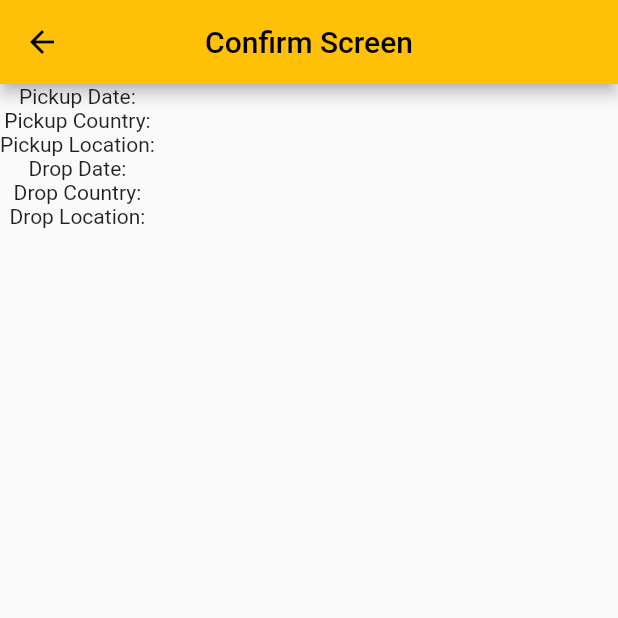
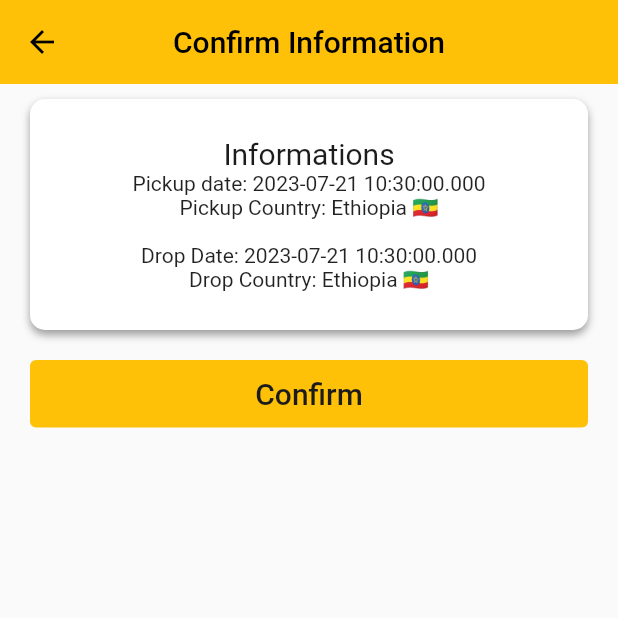
Before and after one commit to motirebuma/waliya_pickup_drop, a Flutter app: the screen it shows after launch, after a tap on "Next", on a phone screen of 412 x 824 dp, the top half of it. Run offline on Flutter 3.47's test engine with Material 2 defaults, Android fonts, the phone set to English and light mode, and no system bars; our stand-ins replace flutter_neumorphic, flutter_typeahead.

```diff
--- /dev/null
+++ b/lib/components/ConfimBox.dart
@@ -0,0 +1,67 @@
+import 'package:flutter/material.dart';
+import 'package:provider/provider.dart';
+import 'package:waliya_test/providers/data_provider.dart';
+
+class ConfirmBox {
+  Widget confirmBox(context) {
+    // pickup details
+    DateTime pickupDate = Provider.of<DataProvider>(context).data.pickDateTime;
+    String pickupCountry = Provider.of<DataProvider>(context).data.pickCountry;
+    String pickupLocation =
+        Provider.of<DataProvider>(context).data.pickupLocation;
+    // drop details
+    DateTime dropDate = Provider.of<DataProvider>(context).data.dropDateTime;
+    String dropCountry = Provider.of<DataProvider>(context).data.dropCountry;
+    String dropLocation = Provider.of<DataProvider>(context).data.dropLocation;
+
+    return Padding(
+      padding: const EdgeInsets.only(right: 20, left: 20, top: 10, bottom: 10),
+      child: Container(
+        width: double.infinity,
+        padding: const EdgeInsets.all(10),
+        decoration: BoxDecoration(
+          color: Colors.white,
+          boxShadow: const [
+            BoxShadow(
+              color: Colors.grey,
+              offset: Offset(0, 3),
+              blurRadius: 4,
+            ),
+          ],
+          borderRadius: BorderRadius.circular(10),
+        ),
+        child: Column(
+          mainAxisAlignment: MainAxisAlignment.start,
+          children: [
+            const SizedBox(
+              height: 15,
+            ),
+            const Text(
+              'Informations',
+              style: TextStyle(
+                color: Color(0xff1c1c1c),
+                fontSize: 20.0,
+              ),
+            ),
+            pickupCountry.isNotEmpty
+                ? Text('Pickup date: $pickupDate')
+                : Text(''),
+            pickupCountry.isNotEmpty
+                ? Text('Pickup Country: $pickupCountry')
+                : Text(''),
+            pickupLocation.isNotEmpty
+                ? Text('Pickup Location: $pickupLocation')
+                : Text(''),
+            dropCountry.isNotEmpty ? Text('Drop Date: $dropDate') : Text(''),
+            dropCountry.isNotEmpty
+                ? Text('Drop Country: $dropCountry')
+                : Text(''),
+            dropLocation.isNotEmpty
+                ? Text('Drop Location: $dropLocation')
+                : Text(''),
+          ],
+        ),
+      ),
+    );
+  }
+}
--- a/lib/components/Info.dart
+++ b/lib/components/Info.dart
@@ -1,6 +1,8 @@
 import 'package:flutter/material.dart';
 import 'package:waliya_test/components/LocationCard.dart';
+import 'package:waliya_test/providers/data_provider.dart';
 import 'package:waliya_test/screen/loc_search_screen.dart';
+import 'package:provider/provider.dart';
 
 class InfoPickDrop extends StatefulWidget {
   final String title;
@@ -8,13 +10,6 @@ class InfoPickDrop extends StatefulWidget {
   final String pickDropCountry;
   final String pickDropLocation;
   final String pickOrDrop;
-  final String selectedPickupLocation;
-  final String selectedDropLocation;
-  final String pickupDate;
-  final String dropDate;
-  final String pickupCountry;
-  final String dropCountry;
-
   const InfoPickDrop({
     super.key,
     required this.title,
@@ -22,12 +17,6 @@ class InfoPickDrop extends StatefulWidget {
     required this.pickDropCountry,
     required this.pickDropLocation,
     required this.pickOrDrop,
-    required this.selectedPickupLocation,
-    required this.selectedDropLocation,
-    required this.dropCountry,
-    required this.dropDate,
-    required this.pickupCountry,
-    required this.pickupDate,
   });
   @override
   State<InfoPickDrop> createState() => _InfoPickDropState();
@@ -39,10 +28,8 @@ class _InfoPickDropState extends State<InfoPickDrop> {
 
   // dropdown country
   String selectedCountry = 'Ethiopia 🇪🇹';
-
   // day picker
   DateTime _selectedDate = DateTime.now();
-
   Future<void> _selectDate(BuildContext context) async {
     final DateTime? picked = await showDatePicker(
       context: context,
@@ -51,6 +38,13 @@ class _InfoPickDropState extends State<InfoPickDrop> {
       lastDate: DateTime(2101),
     );
     if (picked != null && picked != _selectedDate) {
+      if (widget.pickOrDrop == 'pickup') {
+        Provider.of<DataProvider>(context, listen: false)
+            .setPickDateTime(picked);
+      } else {
+        Provider.of<DataProvider>(context, listen: false)
+            .setDropDateTime(picked);
+      }
       setState(() {
         _selectedDate = picked;
       });
@@ -59,37 +53,20 @@ class _InfoPickDropState extends State<InfoPickDrop> {
 
   // pickup loacation || drop location
   Widget location(country) {
-    String dropValue = '';
+    String pickdropValue = '';
 
     if (country == 'Ethiopia 🇪🇹') {
       setState(() {
-        dropValue = widget.pickDropLocation;
+        pickdropValue = widget.pickDropLocation;
       });
       return LocationBox().locationBox(
-        dropValue,
+        pickdropValue,
         () => {
           Navigator.push(
             context,
             MaterialPageRoute(
-              builder: (context) => LocationSearch(
-                pick_or_drop_location: widget.pickOrDrop,
-                selectedPickupLocation: widget.selectedPickupLocation,
-                selectedDropLocation: widget.selectedDropLocation,
-                // pick
-                pickupCountry: widget.pickOrDrop == 'pickup'
-                    ? selectedCountry
-                    : widget.pickupCountry,
-                pickupDate: widget.pickOrDrop == 'pickup'
-                    ? _selectedDate.toString()
-                    : widget.pickupDate,
-                // drop
-                dropCountry: widget.pickOrDrop == 'drop'
-                    ? selectedCountry
-                    : widget.dropCountry,
-                dropDate: widget.pickOrDrop == 'drop'
-                    ? _selectedDate.toString()
-                    : widget.dropDate,
-              ),
+              builder: (context) =>
+                  LocationSearch(pick_or_drop_location: widget.pickOrDrop),
             ),
           ),
         },
@@ -102,7 +79,7 @@ class _InfoPickDropState extends State<InfoPickDrop> {
   @override
   Widget build(BuildContext context) {
     return Padding(
-      padding: const EdgeInsets.only(right: 30, left: 30, top: 10, bottom: 10),
+      padding: const EdgeInsets.all(10),
       child: Container(
         padding: const EdgeInsets.only(top: 10, bottom: 10),
         decoration: BoxDecoration(
@@ -129,7 +106,6 @@ class _InfoPickDropState extends State<InfoPickDrop> {
                 fontSize: 20.0,
               ),
             ),
-
             Row(
               mainAxisAlignment: MainAxisAlignment.spaceEvenly,
               children: [
@@ -157,7 +133,6 @@ class _InfoPickDropState extends State<InfoPickDrop> {
                 ),
               ],
             ),
-
             Row(
               mainAxisAlignment: MainAxisAlignment.spaceEvenly,
               children: [
@@ -168,10 +143,8 @@ class _InfoPickDropState extends State<InfoPickDrop> {
                     fontSize: 16.0,
                   ),
                 ),
-                // ! this will be change to button
                 DropdownButton<String>(
                   value: selectedCountry,
-                  // isExpanded: true,
                   items: <String>[
                     'Ethiopia 🇪🇹',
                     'Ertrea 🇪🇷',
@@ -181,6 +154,13 @@ class _InfoPickDropState extends State<InfoPickDrop> {
                     'South Sudan 🇸🇸',
                     'Somalia 🇸🇴'
                   ].map<DropdownMenuItem<String>>((String value) {
+                    if (widget.pickOrDrop == 'pickup') {
+                      Provider.of<DataProvider>(context, listen: false)
+                          .setPickCountry(selectedCountry);
+                    } else {
+                      Provider.of<DataProvider>(context, listen: false)
+                          .setDropCountry(selectedCountry);
+                    }
                     return DropdownMenuItem<String>(
                       value: value,
                       child: Text(
--- a/lib/components/LocationCard.dart
+++ b/lib/components/LocationCard.dart
@@ -2,9 +2,7 @@ import 'package:flutter/material.dart';
 
 class LocationBox {
   Widget locationBox(String location, void Function() onTapLocation) {
-    return Column(
-      children: [
-        GestureDetector(
+    return GestureDetector(
       onTap: onTapLocation,
       child: Padding(
         padding:
@@ -25,19 +23,102 @@ class LocationBox {
               const SizedBox(
                 width: 10,
               ),
-                  Text(
+              Expanded(
+                child: Text(
                   location,
                   style: const TextStyle(
                     color: Color(0xff1c1c1c),
                     fontSize: 16.0,
                   ),
                 ),
+              ),
             ],
           ),
         ),
       ),
-        ),
-      ],
     );
   }
 }
+
+// class LocationBox {
+//   Widget locationBox(String location, void Function() onTapLocation) {
+//     return GestureDetector(
+//       onTap: onTapLocation,
+//       child: Padding(
+//         padding:
+//             const EdgeInsets.only(top: 10, bottom: 10, left: 20, right: 20),
+//         child: Container(
+//           padding: const EdgeInsets.all(10),
+//           decoration: BoxDecoration(
+//             border: Border.all(width: 1, color: Colors.grey),
+//             borderRadius: BorderRadius.circular(5),
+//           ),
+//           child: Row(
+//             children: [
+//               Icon(
+//                 Icons.location_on,
+//                 size: 25.0,
+//                 color: Colors.grey,
+//               ),
+//               SizedBox(
+//                 width: 10,
+//               ),
+//               Text(
+//                 location,
+//                 style: TextStyle(
+//                   color: Color(0xff1c1c1c),
+//                   fontSize: 16.0,
+//                 ),
+//               ),
+//             ],
+//           ),
+//         ),
+//       ),
+//     );
+//   }
+// }
+
+
+// import 'package:flutter/material.dart';
+
+// class LocationBox {
+//   Widget locationBox(String location, void Function() onTapLocation) {
+//     return Column(
+//       children: [
+//         GestureDetector(
+//           onTap: onTapLocation,
+//           child: Padding(
+//             padding:
+//                 const EdgeInsets.only(top: 10, bottom: 10, left: 20, right: 20),
+//             child: Container(
+//               padding: const EdgeInsets.all(10),
+//               decoration: BoxDecoration(
+//                 border: Border.all(width: 1, color: Colors.grey),
+//                 borderRadius: BorderRadius.circular(5),
+//               ),
+//               child: Row(
+//                 children: [
+//                   const Icon(
+//                     Icons.location_on,
+//                     size: 25.0,
+//                     color: Colors.grey,
+//                   ),
+//                   const SizedBox(
+//                     width: 10,
+//                   ),
+//                   Text(
+//                     location,
+//                     style: const TextStyle(
+//                       color: Color(0xff1c1c1c),
+//                       fontSize: 16.0,
+//                     ),
+//                   ),
+//                 ],
+//               ),
+//             ),
+//           ),
+//         ),
+//       ],
+//     );
+//   }
+// }
--- a/lib/components/pickup_drop_switch.dart
+++ b/lib/components/pickup_drop_switch.dart
@@ -1,24 +1,11 @@
 import 'package:flutter/material.dart';
 import 'package:flutter_neumorphic/flutter_neumorphic.dart';
 import 'package:waliya_test/components/Info.dart';
+import 'package:waliya_test/providers/data_provider.dart';
+import 'package:provider/provider.dart';
 
 class PickupDropSwitch extends StatefulWidget {
-  final String selectedPickupLocation;
-  final String selectedDropLocation;
-  final String pickupDate;
-  final String dropDate;
-  final String pickupCountry;
-  final String dropCountry;
-
-  const PickupDropSwitch({
-    super.key,
-    required this.selectedPickupLocation,
-    required this.selectedDropLocation,
-    required this.dropCountry,
-    required this.dropDate,
-    required this.pickupCountry,
-    required this.pickupDate,
-  });
+  const PickupDropSwitch({super.key});
 
   @override
   State<PickupDropSwitch> createState() => _PickupDropSwitchState();
@@ -27,56 +14,51 @@ class PickupDropSwitch extends StatefulWidget {
 class _PickupDropSwitchState extends State<PickupDropSwitch> {
   bool isPickupSelected = true;
   bool isDropSelected = true;
-  String _selectedPickupLocation = '';
-  String _selectedDropLocation = '';
 
   Widget pickupInformation(state) {
-    setState(() {
-      _selectedPickupLocation = widget.selectedPickupLocation;
-    });
     if (state) {
       return InfoPickDrop(
         title: 'Pickup Information',
         pickDropDate: 'Pickup Date',
         pickDropCountry: 'Pickup Country',
-        pickDropLocation: _selectedPickupLocation.isNotEmpty
-            ? _selectedPickupLocation
+        pickDropLocation: Provider.of<DataProvider>(context, listen: false)
+                .data
+                .pickupLocation
+                .isNotEmpty
+            ? Provider.of<DataProvider>(context, listen: false)
+                .data
+                .pickupLocation
             : 'Pickup Location',
         pickOrDrop: 'pickup',
-        selectedPickupLocation: widget.selectedPickupLocation,
-        selectedDropLocation: widget.selectedDropLocation,
-        pickupCountry: widget.pickupCountry,
-        pickupDate: widget.pickupDate,
-        dropCountry: widget.dropCountry,
-        dropDate: widget.dropDate,
       );
     } else {
+      Provider.of<DataProvider>(context, listen: false).setPickCountry('');
+      Provider.of<DataProvider>(context, listen: false).setPickupLocation('');
+
       return const Text('Pickup location is not selected');
     }
   }
 
   // drop
   Widget dropInformation(state) {
-    setState(() {
-      _selectedDropLocation = widget.selectedDropLocation;
-    });
     if (state) {
       return InfoPickDrop(
         title: 'Drop Information',
         pickDropDate: 'Drop Date',
         pickDropCountry: 'Drop Country',
-        pickDropLocation: _selectedDropLocation.isNotEmpty
-            ? _selectedDropLocation
+        pickDropLocation: Provider.of<DataProvider>(context, listen: false)
+                .data
+                .dropLocation
+                .isNotEmpty
+            ? Provider.of<DataProvider>(context, listen: false)
+                .data
+                .dropLocation
             : 'Drop Location',
         pickOrDrop: 'drop',
-        selectedPickupLocation: widget.selectedPickupLocation,
-        selectedDropLocation: widget.selectedDropLocation,
-        pickupCountry: widget.pickupCountry,
-        pickupDate: widget.pickupDate,
-        dropCountry: widget.dropCountry,
-        dropDate: widget.dropDate,
       );
     } else {
+      Provider.of<DataProvider>(context, listen: false).setDropLocation('');
+      Provider.of<DataProvider>(context, listen: false).setDropCountry('');
       return const Text('Drop location is not selected');
     }
   }
@@ -86,8 +68,7 @@ class _PickupDropSwitchState extends State<PickupDropSwitch> {
     return Column(
       children: [
         Padding(
-          padding:
-              const EdgeInsets.only(right: 30, left: 30, top: 10, bottom: 10),
+          padding: const EdgeInsets.all(10),
           child: Container(
             padding: const EdgeInsets.only(top: 10, bottom: 10),
             decoration: BoxDecoration(
@@ -112,8 +93,6 @@ class _PickupDropSwitchState extends State<PickupDropSwitch> {
                     });
                   },
                   style: NeumorphicSwitchStyle(
-                    // activeTrackColor: Colors.teal.shade300,
-                    // activeThumbColor: Colors.tealAccent,
                     activeTrackColor: Colors.amber.shade200,
                     activeThumbColor: Colors.amberAccent,
                     inactiveTrackColor: Colors.grey.shade300,
@@ -156,14 +135,10 @@ class _PickupDropSwitchState extends State<PickupDropSwitch> {
             ),
           ),
         ),
-
         // widget pickup information
         pickupInformation(isPickupSelected),
-
         // widget drop information
         dropInformation(isDropSelected),
-
-        //
       ],
     );
   }
--- a/lib/main.dart
+++ b/lib/main.dart
@@ -1,30 +1,28 @@
 import 'package:flutter/material.dart';
+import 'package:waliya_test/providers/data_provider.dart';
 import 'package:waliya_test/screen/pickup_drop_page.dart';
+import 'package:provider/provider.dart';
 
 void main() {
-  runApp(const MyApp());
+  // Provider
+  runApp(ChangeNotifierProvider(
+    create: (_) => DataProvider(),
+    child: const MyApp(),
+  ));
 }
 
 class MyApp extends StatelessWidget {
   const MyApp({super.key});
 
-  // This widget is the root of your application.
   @override
   Widget build(BuildContext context) {
     return MaterialApp(
       debugShowCheckedModeBanner: false,
-      title: 'Waliya_Test',
+      title: 'Waliya',
       theme: ThemeData(
         primarySwatch: Colors.amber,
       ),
-      home: Pickup_Drop_Screen(
-        selectedPickupLocation: '',
-        selectedDropLocation: '',
-        pickupCountry: '',
-        pickupDate: '',
-        dropDate: '',
-        dropCountry: '',
-      ),
+      home: const Pickup_Drop_Screen(),
     );
   }
 }
--- /dev/null
+++ b/lib/providers/data_provider.dart
@@ -0,0 +1,38 @@
+import 'package:flutter/material.dart';
+import 'package:waliya_test/models/data_model.dart';
+
+class DataProvider extends ChangeNotifier {
+  final Data _data = Data();
+
+  Data get data => _data;
+
+  void setPickDateTime(DateTime dateTime) {
+    _data.pickDateTime = dateTime;
+    notifyListeners();
+  }
+
+  void setPickCountry(String country) {
+    _data.pickCountry = country;
+    notifyListeners();
+  }
+
+  void setPickupLocation(String location) {
+    _data.pickupLocation = location;
+    notifyListeners();
+  }
+
+  void setDropDateTime(DateTime dateTime) {
+    _data.dropDateTime = dateTime;
+    notifyListeners();
+  }
+
+  void setDropCountry(String country) {
+    _data.dropCountry = country;
+    notifyListeners();
+  }
+
+  void setDropLocation(String location) {
+    _data.dropLocation = location;
+    notifyListeners();
+  }
+}
--- a/lib/screen/confirm_screen.dart
+++ b/lib/screen/confirm_screen.dart
@@ -1,22 +1,9 @@
 import 'package:flutter/material.dart';
+import 'package:waliya_test/components/ConfimBox.dart';
 
 class ConfirmScreen extends StatelessWidget {
-  final String pickDateTime;
-  final String pickCountry;
-  final String pickLocation;
-
-  final String dropDateTime;
-  final String dropCountry;
-  final String dropLocation;
-
   const ConfirmScreen({
     Key? key,
-    required this.pickDateTime,
-    required this.pickCountry,
-    required this.pickLocation,
-    required this.dropDateTime,
-    required this.dropCountry,
-    required this.dropLocation,
   }) : super(key: key);
 
   @override
@@ -24,17 +11,33 @@ class ConfirmScreen extends StatelessWidget {
     return Scaffold(
       appBar: AppBar(
         centerTitle: true,
-        title: const Text('Confirm Screen'),
+        title: const Text('Confirm Information'),
+        elevation: 0,
       ),
       body: Column(
         children: [
-          Text('Pickup Date: $pickDateTime'),
-          Text('Pickup Country: $pickCountry'),
-          Text('Pickup Location: $pickLocation'),
-          Text('Drop Date: $dropDateTime'),
-          Text('Drop Country: $dropCountry'),
-          Text('Drop Location: $dropLocation'),
-          // Add any other information you want to display on the confirmation screen
+          // confirm widget
+          ConfirmBox().confirmBox(context),
+
+          // confirm button
+          Container(
+            padding: const EdgeInsets.only(left: 20, right: 20, top: 10),
+            height: 55,
+            width: double.infinity,
+            child: ElevatedButton(
+              onPressed: null,
+              style: ButtonStyle(
+                backgroundColor: MaterialStateProperty.all<Color>(Colors.amber),
+              ),
+              child: const Text(
+                'Confirm',
+                style: TextStyle(
+                  color: Color(0xff1c1c1c),
+                  fontSize: 20.0,
+                ),
+              ),
+            ),
+          )
         ],
       ),
     );
--- a/lib/screen/pickup_drop_page.dart
+++ b/lib/screen/pickup_drop_page.dart
@@ -1,23 +1,12 @@
 import 'package:flutter/material.dart';
 import 'package:waliya_test/components/pickup_drop_switch.dart';
+import 'package:waliya_test/providers/data_provider.dart';
 import 'package:waliya_test/screen/confirm_screen.dart';
+import 'package:provider/provider.dart';
 
 class Pickup_Drop_Screen extends StatefulWidget {
-  final String selectedPickupLocation;
-  final String selectedDropLocation;
-  final String pickupDate;
-  final String pickupCountry;
-  final String dropDate;
-  final String dropCountry;
-
   const Pickup_Drop_Screen({
     super.key,
-    required this.selectedPickupLocation,
-    required this.selectedDropLocation,
-    required this.pickupDate,
-    required this.pickupCountry,
-    required this.dropDate,
-    required this.dropCountry,
   });
 
   @override
@@ -38,51 +27,73 @@ class _Pickup_Drop_ScreenState extends State<Pickup_Drop_Screen> {
         elevation: 0,
         centerTitle: true,
       ),
-      body: Column(
+      body: Builder(
+        builder: (BuildContext context) {
+          return SingleChildScrollView(
+            child: ConstrainedBox(
+              constraints: BoxConstraints(
+                minHeight: MediaQuery.of(context).size.height -
+                    MediaQuery.of(context).padding.top,
+              ),
+              child: Column(
                 children: [
-          PickupDropSwitch(
-            selectedPickupLocation: widget.selectedPickupLocation,
-            selectedDropLocation: widget.selectedDropLocation,
-            pickupCountry: widget.pickupCountry,
-            pickupDate: widget.pickupDate,
-            dropCountry: widget.dropCountry,
-            dropDate: widget.dropDate,
-          ),
+                  PickupDropSwitch(),
                   Container(
-            padding: const EdgeInsets.only(left: 30, right: 30, top: 10),
-            height: 55,
+                    padding: const EdgeInsets.all(10),
+                    height: 65,
                     width: double.infinity,
                     child: ElevatedButton(
                       onPressed: () {
+                        if (Provider.of<DataProvider>(context, listen: false)
+                                .data
+                                .pickCountry
+                                .isEmpty &&
+                            Provider.of<DataProvider>(context, listen: false)
+                                .data
+                                .pickCountry
+                                .isEmpty) {
+                          showDialog(
+                            context: context,
+                            builder: (context) => AlertDialog(
+                              title: const Text('Error'),
+                              content: const Text(
+                                  'Please select pickup/drop location.'),
+                              actions: [
+                                TextButton(
+                                  onPressed: () => Navigator.pop(context),
+                                  child: const Text('OK'),
+                                ),
+                              ],
+                            ),
+                          );
+                        } else {
                           Navigator.push(
                             context,
                             MaterialPageRoute(
-                    // pass nesessary parameters to ConfirmScreen()
-                    builder: (context) => ConfirmScreen(
-                      pickLocation: widget.selectedPickupLocation,
-                      dropLocation: widget.selectedDropLocation,
-                      pickCountry: widget.pickupCountry,
-                      dropCountry: widget.dropCountry,
-                      pickDateTime: widget.pickupDate,
-                      dropDateTime: widget.dropDate,
-                    ),
+                              builder: (context) => ConfirmScreen(),
                             ),
                           );
+                        }
                       },
-              child: Text(
+                      style: ButtonStyle(
+                        backgroundColor:
+                            MaterialStateProperty.all<Color>(Colors.amber),
+                      ),
+                      child: const Text(
                         'Next',
-                style: const TextStyle(
+                        style: TextStyle(
                           color: Color(0xff1c1c1c),
                           fontSize: 20.0,
                         ),
-              ),
-              style: ButtonStyle(
-                backgroundColor: MaterialStateProperty.all<Color>(Colors.amber),
                       ),
                     ),
                   )
                 ],
               ),
+            ),
+          );
+        },
+      ),
     );
   }
 }
--- a/pubspec.yaml
+++ b/pubspec.yaml
@@ -20,6 +20,7 @@ dependencies:
   flutter_neumorphic: ^3.2.0
   flutter_localization: ^0.1.12
   flutter_typeahead: ^3.1.6
+  shared_preferences: ^2.2.0
   # flutter_typeahead: ^4.6.2
   http:
 
@@ -30,6 +31,7 @@ dev_dependencies:
 
 
   flutter_lints: ^2.0.0
+  provider: ^6.0.0
 
 flutter:
 
```
Also changed, not shown: lib/models/data_model.dart (added, +11 -0 lines), lib/screen/loc_search_screen.dart (+19 -46 lines), pubspec.lock, 1 other file. Lines whose indentation alone changed are shown as unchanged.
